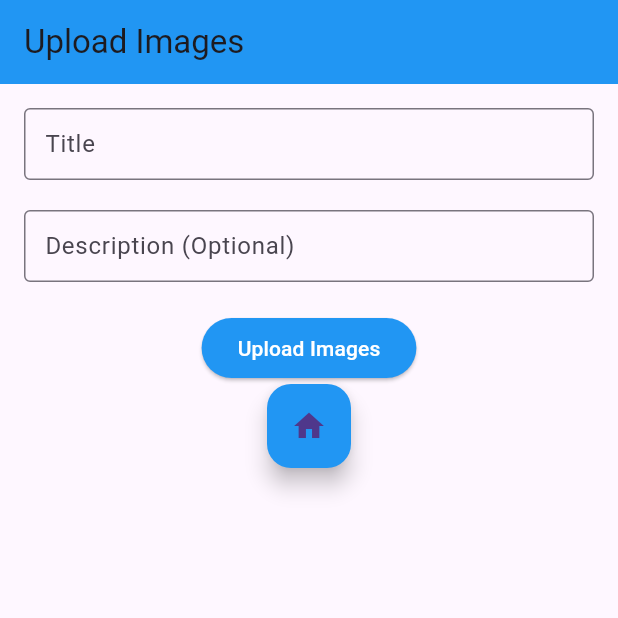
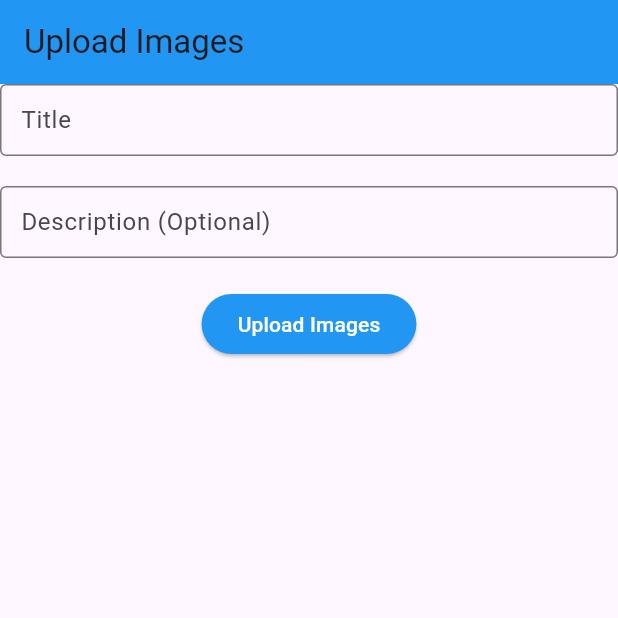
Before and after one commit to IndicVision/heallwell_image_scan, a Flutter app: the MetadataFormPage screen opened directly with empty values, on a phone screen of 412 x 824 dp, the top half of it. Run offline on Flutter 3.47's test engine with Material 3 defaults, Android fonts, the phone set to English and light mode, and no system bars; our stand-ins replace camera, flutter_dotenv, logger; missing offline and left inert: azblob; Roboto replaces fonts that are missing (Poppins).

Commit message:
bug fixed

```diff
--- a/lib/views/metadata_form_page.dart
+++ b/lib/views/metadata_form_page.dart
@@ -22,6 +22,7 @@
   String description = '';
   var logger = Logger();
   bool isUploading = false;
+  bool isUploadComplete = false; // Tracks if the upload process is complete
   Uint8List? leftFootImageProcessed;
   Uint8List? rightFootImageProcessed;
 
@@ -63,6 +64,7 @@
         if (mounted) {
           setState(() {
             isUploading = false;
+            isUploadComplete = true; // Mark the upload process as complete
           });
         }
       }
@@ -71,19 +73,10 @@
 
   @override
   Widget build(BuildContext context) {
-    return Scaffold(
-      appBar: AppBar(
-        title: const Text("Upload Images", style: TextStyle(fontFamily: 'Poppins')),
-        backgroundColor: Colors.blue,
-        automaticallyImplyLeading: false, // Removes the default back button
-      ),
-      body: isUploading
-          ? const Center(child: CircularProgressIndicator())
-          : SingleChildScrollView(
-              child: Center(
-                child: Padding(
-                  padding: const EdgeInsets.all(16.0),
-                  child: Form(
+    // Display uploading indicator or the form based on the state
+    Widget content = isUploading
+        ? Center(child: CircularProgressIndicator())
+        : Form(
             key: _formKey,
             child: Column(
               mainAxisSize: MainAxisSize.min,
@@ -120,31 +113,32 @@
                   ),
                   child: const Text('Upload Images', style: TextStyle(fontFamily: 'Poppins')),
                 ),
-                        if (leftFootImageProcessed != null && rightFootImageProcessed != null) ...[
-                          const SizedBox(height: 20.0),
-                          const Text("Processed Images", style: TextStyle(fontSize: 18, fontWeight: FontWeight.bold)),
-                          SizedBox(
-                            height: 300, // Adjust size as needed
-                            child: PageView(
-                              children: <Widget>[
-                                Image.memory(leftFootImageProcessed!),
-                                Image.memory(rightFootImageProcessed!),
               ],
             ),
+          );
+
+    // If the upload is complete, display the images fullscreen
+    if (isUploadComplete) {
+      content = PageView(
+        children: <Widget>[
+          if (leftFootImageProcessed != null) Image.memory(leftFootImageProcessed!),
+          if (rightFootImageProcessed != null) Image.memory(rightFootImageProcessed!),
+        ],
+      );
+    }
+
+    return Scaffold(
+      appBar: AppBar(
+        title: const Text("Upload Images", style: TextStyle(fontFamily: 'Poppins')),
+        backgroundColor: Colors.blue,
+        automaticallyImplyLeading: false, // Removes the default back button
       ),
-                        ],
-                        FloatingActionButton(
+      body: content,
+      floatingActionButton: isUploadComplete ? FloatingActionButton(
         onPressed: () => Navigator.popUntil(context, (route) => route.isFirst),
         child: const Icon(Icons.home),
         backgroundColor: Colors.blue,
-                          tooltip: 'Home',
-                        ),
-                      ],
-                    ),
-                  ),
-                ),
-              ),
-            ),
+      ) : null, // Display the home button only after images are uploaded
     );
   }
 }
```
Lines whose indentation alone changed are shown as unchanged.
